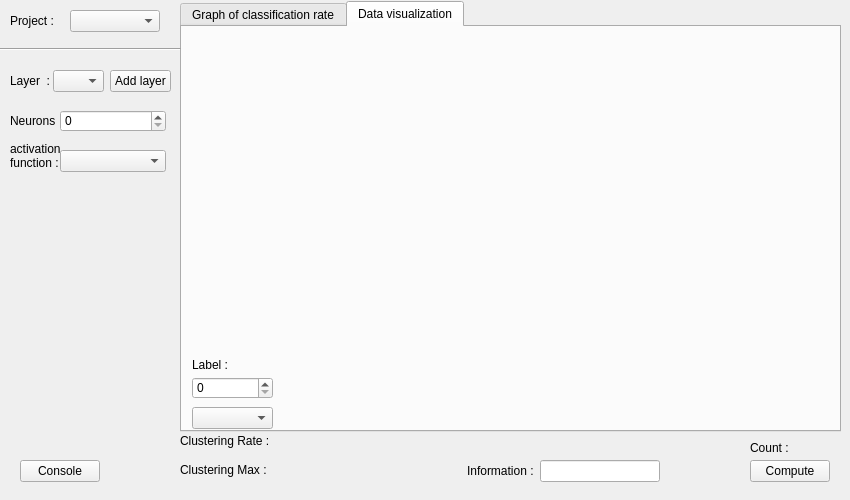
Old version of the form Example/GUI/mainwindow.ui in the repository MatthieuHernandez/NeuralNetworkTest.
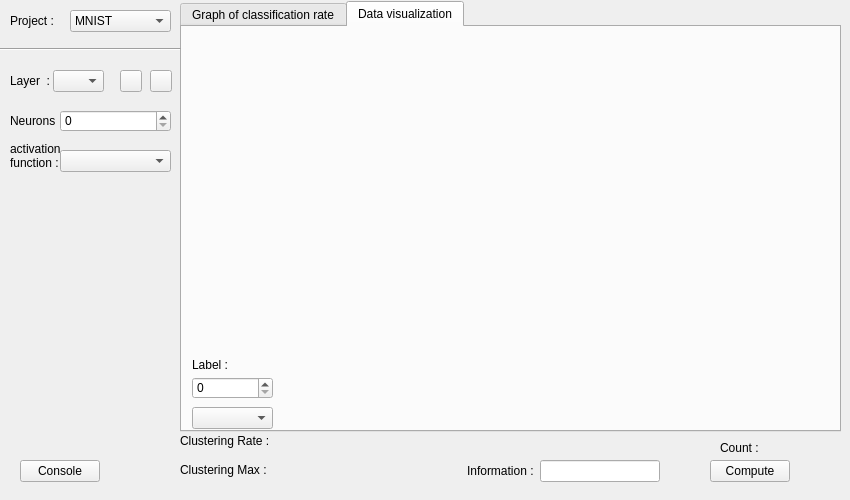
New version of the form. The open tabs and pages were chosen to show the change. Icons and pictures are not drawn. Custom widgets are drawn as their Qt base class.

What changed in the file:
```diff
--- a/Example/GUI/mainwindow.ui
+++ b/Example/GUI/mainwindow.ui
@@ -23,7 +23,7 @@
    <widget class="QPushButton" name="pushButton">
     <property name="geometry">
      <rect>
-      <x>750</x>
+      <x>710</x>
       <y>460</y>
       <width>80</width>
       <height>22</height>
@@ -36,7 +36,7 @@
    <widget class="QLabel" name="labelCount">
     <property name="geometry">
      <rect>
-      <x>750</x>
+      <x>720</x>
       <y>440</y>
       <width>81</width>
       <height>16</height>
@@ -64,10 +64,25 @@
      <rect>
       <x>70</x>
       <y>10</y>
-      <width>90</width>
+      <width>101</width>
       <height>22</height>
      </rect>
     </property>
+    <item>
+     <property name="text">
+      <string>MNIST</string>
+     </property>
+    </item>
+    <item>
+     <property name="text">
+      <string>Iris</string>
+     </property>
+    </item>
+    <item>
+     <property name="text">
+      <string>ParisTrees</string>
+     </property>
+    </item>
    </widget>
    <widget class="QLabel" name="labelProject">
     <property name="geometry">
@@ -193,14 +208,18 @@
    <widget class="QPushButton" name="pushButtonAddLayer">
     <property name="geometry">
      <rect>
-      <x>110</x>
+      <x>120</x>
       <y>70</y>
-      <width>61</width>
+      <width>22</width>
       <height>22</height>
      </rect>
     </property>
     <property name="text">
-     <string>Add layer</string>
+     <string/>
+    </property>
+    <property name="icon">
+     <iconset>
+      <normaloff>Extra Files/add-circle-20.png</normaloff>Extra Files/add-circle-20.png</iconset>
     </property>
    </widget>
    <widget class="QComboBox" name="comboBoxLayer">
@@ -231,7 +250,7 @@
      <rect>
       <x>60</x>
       <y>150</y>
-      <width>106</width>
+      <width>111</width>
       <height>22</height>
      </rect>
     </property>
@@ -241,7 +260,7 @@
      <rect>
       <x>60</x>
       <y>110</y>
-      <width>106</width>
+      <width>111</width>
       <height>22</height>
      </rect>
     </property>
@@ -309,6 +328,39 @@
      <string>Console</string>
     </property>
    </widget>
+   <widget class="QPushButton" name="pushButtonRemoveLayer">
+    <property name="geometry">
+     <rect>
+      <x>150</x>
+      <y>70</y>
+      <width>22</width>
+      <height>22</height>
+     </rect>
+    </property>
+    <property name="text">
+     <string/>
+    </property>
+    <property name="icon">
+     <iconset>
+      <normaloff>Extra Files/cancel-circle-20.png</normaloff>Extra Files/cancel-circle-20.png</iconset>
+    </property>
+   </widget>
+   <widget class="QLabel" name="labelLoading">
+    <property name="geometry">
+     <rect>
+      <x>800</x>
+      <y>445</y>
+      <width>40</width>
+      <height>40</height>
+     </rect>
+    </property>
+    <property name="text">
+     <string/>
+    </property>
+    <property name="scaledContents">
+     <bool>true</bool>
+    </property>
+   </widget>
   </widget>
  </widget>
  <layoutdefault spacing="6" margin="11"/>
```
Left out of the diff: 4 changed lines with no effect on the pictures.
